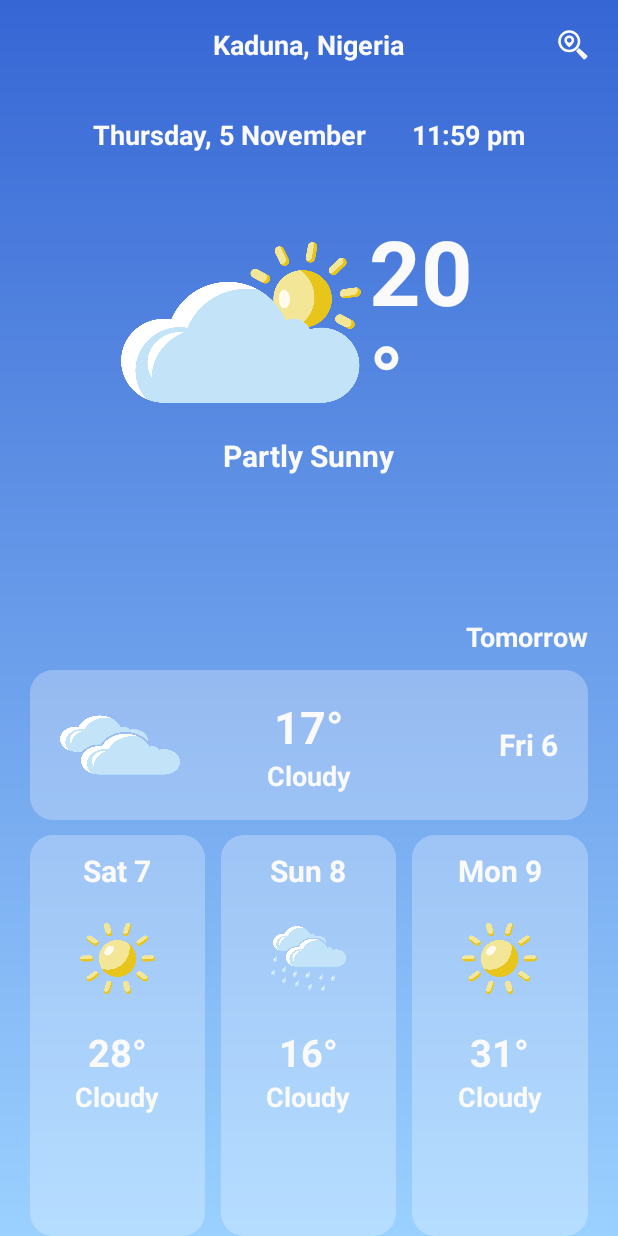
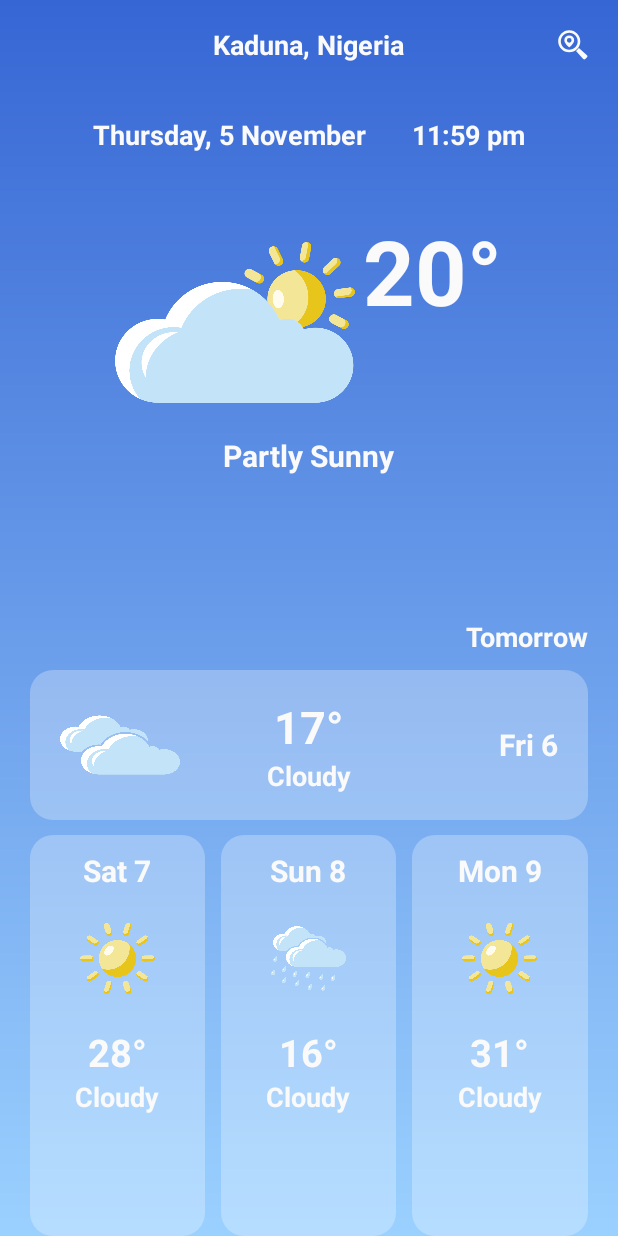
Before and after one commit to AbdulalimLadan/Weatheria, an Android app: the screen it shows after launch (MainActivity), on a phone screen of 412 x 824 dp. Run offline under Robolectric (Android 15) with nearby library versions, the phone set to English and light mode, and no system bars.

Commit message:
[fix layout of today's weather info]

```diff
--- a/app/src/main/res/layout/activity_main.xml
+++ b/app/src/main/res/layout/activity_main.xml
@@ -65,7 +65,7 @@
         </LinearLayout>
 
         <LinearLayout
-            android:layout_width="250dp"
+            android:layout_width="wrap_content"
             android:layout_height="150dp"
             android:layout_marginTop="20dp"
             android:layout_gravity="center"
```
